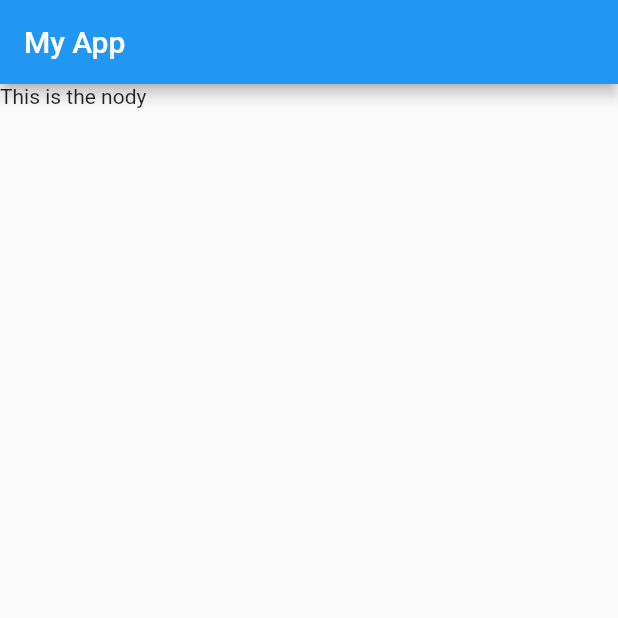
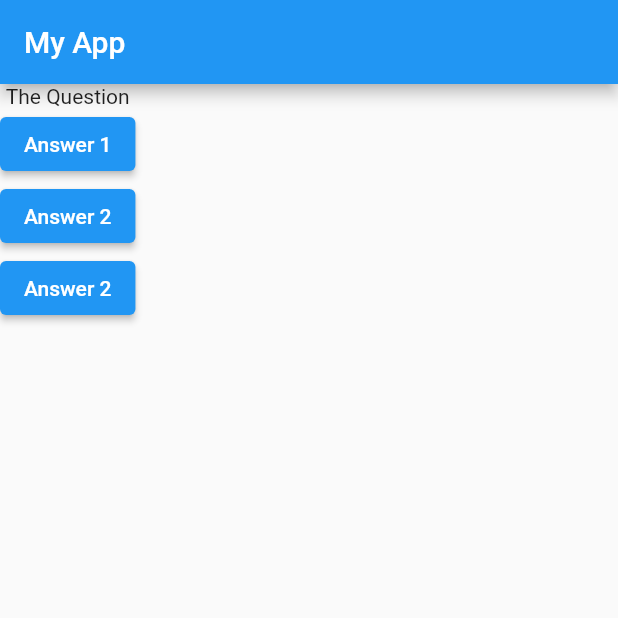
Before and after one commit to mohamedsaidumn/flutter_complete_guide, a Flutter app: the screen it shows after launch, on a phone screen of 412 x 824 dp, the top half of it. Run offline on Flutter 3.47's test engine with Material 2 defaults, Android fonts, the phone set to English and light mode, and no system bars.

Commit message:
used widgets Column, ElevatedButton, etc to show button on the page and showed example of annonomous functions

```diff
--- a/lib/main.dart
+++ b/lib/main.dart
@@ -5,14 +5,39 @@ void main() {
 }
 
 class MyApp extends StatelessWidget {
+  void answerQuestion() {
+    print("pressed button 1");
+  }
+
+  @override
   Widget build(BuildContext context) {
+    var questions = [
+      "what/'s you favorite color?",
+      "what/'s you favorite animal",
+    ];
+
     return MaterialApp(
       home: Scaffold(
-        appBar: AppBar(
-          title: Text("My App"),
-        ),
-        body: Text("This is the nody"),
-      ),
+          appBar: AppBar(
+            title: Text("My App"),
+          ),
+          body: Column(children: [
+            Text("The Question"),
+            ElevatedButton(
+              child: Text("Answer 1"),
+              onPressed: answerQuestion,
+            ),
+            ElevatedButton(
+              child: Text("Answer 2"),
+              onPressed: () => print("Pressed button 2"),
+            ),
+            ElevatedButton(
+              child: Text("Answer 2"),
+              onPressed: () {
+                print("Pressed button 3");
+              },
+            ),
+          ])),
     );
   }
 }
```
